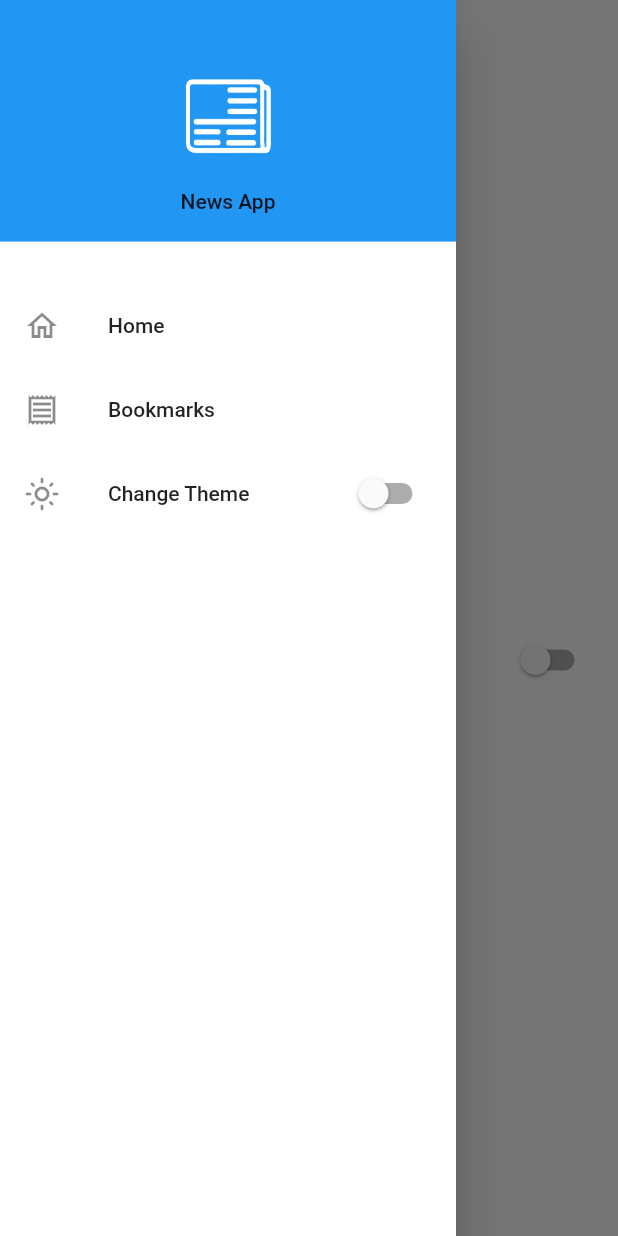
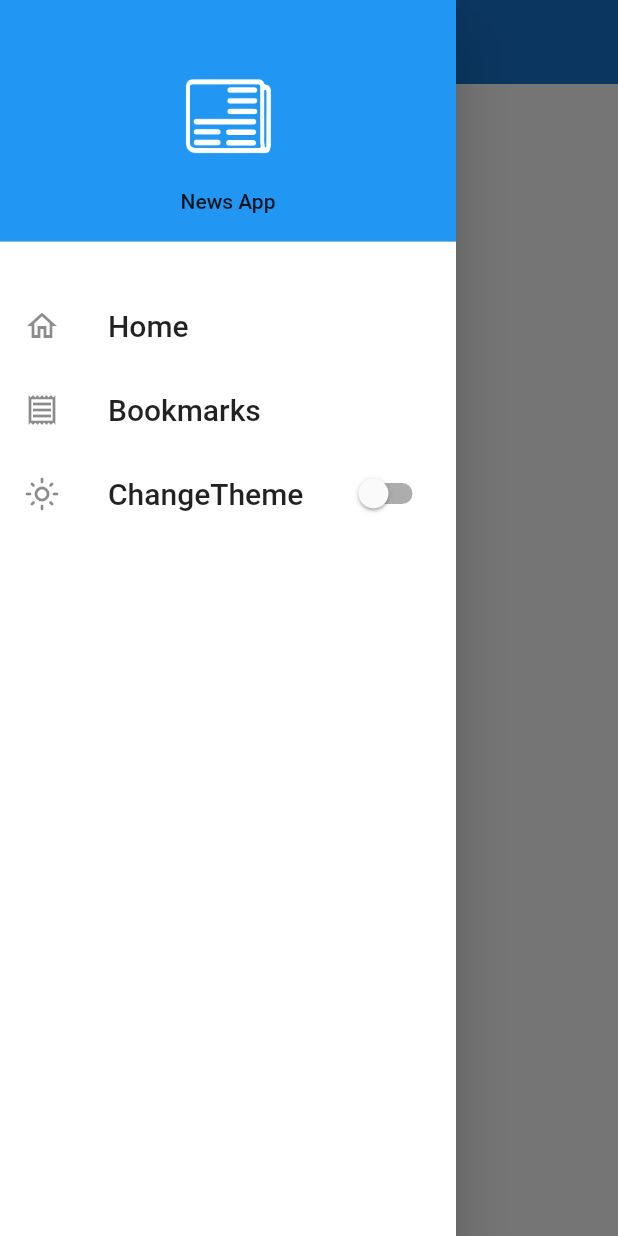
Before and after one commit to Hasnainhai/News_App, a Flutter app: the screen it shows after launch, with the side drawer open, on a phone screen of 412 x 824 dp. Run offline on Flutter 3.47's test engine with Material 2 defaults, Android fonts, the phone set to English and light mode, and no system bars; our stand-ins replace shared_preferences.

Commit message:
drawerWidget Refactoring

```diff
--- a/lib/Widgets/drawer_widget.dart
+++ b/lib/Widgets/drawer_widget.dart
@@ -35,17 +35,14 @@ class _DrawerWidgetState extends State<DrawerWidget> {
             ),
           ),
           const VerticalSpeacing(20.0),
-           ListTile(
-            leading: Icon(Icons.home_outlined),
-            title: Text('Home'),
-           ),
-           ListTile(
-            leading: Icon(Icons.receipt_outlined),
-            title: Text('Bookmarks'),
-           ),
+           listTile(title: 'Home', icon: Icons.home_outlined, onTap: (){},),
+         listTile(title: 'Bookmarks', onTap: (){}, icon: Icons.receipt_outlined),
             SwitchListTile(
             activeColor: themeState.getDarkTheme ? Colors.white : Colors.black12 ,
-            title: const Text('Change Theme'),
+            title: const Text('ChangeTheme',style: TextStyle(
+              fontSize: 20.0,
+            ),
+           ),
             secondary:  Icon(themeState.getDarkTheme  ?  Icons.dark_mode_outlined : Icons.light_mode_outlined),
              onChanged: (bool value){
               setState(() {
@@ -61,3 +58,26 @@ class _DrawerWidgetState extends State<DrawerWidget> {
     );
   }
 }
+
+class listTile extends StatelessWidget {
+   const listTile({
+    super.key, required this.title, required this.onTap, required this.icon,
+  });
+  final String title;
+  final Function onTap;
+  final IconData icon;
+
+  @override
+  Widget build(BuildContext context) {
+    return ListTile(
+     leading: Icon(icon),
+     title: Text(title,
+     style: const TextStyle(fontSize: 20.0),
+
+     ),
+     onTap: (){
+      onTap();
+     },
+    );
+  }
+}
--- a/lib/main.dart
+++ b/lib/main.dart
@@ -7,7 +7,7 @@ import 'package:grocery_app/screens/home_screen.dart';
 import 'package:provider/provider.dart';
 
 void main() {
-  runApp( MyApp());
+  runApp( const MyApp());
 }
 class MyApp extends StatefulWidget {
   const MyApp({super.key});
--- a/lib/screens/home_screen.dart
+++ b/lib/screens/home_screen.dart
@@ -9,32 +9,18 @@ class HomeScreen extends StatefulWidget {
   @override
   State<HomeScreen> createState() => _HomeScreenState();
 }
-
 class _HomeScreenState extends State<HomeScreen> {
   @override
   Widget build(BuildContext context) {
       final themeState = Provider.of<DarkThemeProvide>(context);
-
     return Scaffold(
       drawer: const DrawerWidget(),
       appBar: AppBar(
+
       elevation: 0.0,
-      backgroundColor: Theme.of(context).scaffoldBackgroundColor,
+      backgroundColor: themeState.getDarkTheme ? Theme.of(context).primaryColorLight : Theme.of(context).primaryColorDark,
       ),
-      body: Center(
-        child: SwitchListTile(
-          activeColor: themeState.getDarkTheme ? Colors.white : Colors.black12 ,
-          title: const Text('Change Theme'),
-          secondary:  Icon(themeState.getDarkTheme  ?  Icons.dark_mode_outlined : Icons.light_mode_outlined),
-           onChanged: (bool value){
-            setState(() {
-               themeState.setDarkTheme = value;
-            });
-           },
-           value: themeState.getDarkTheme,
-        ),
-
-      ),
+      body:Container(),
     );
   }
 }
```
